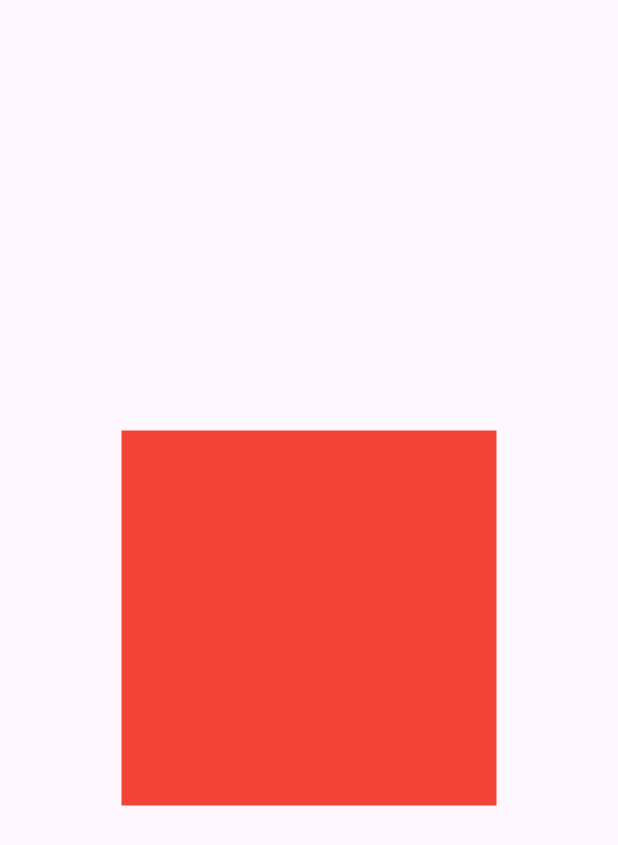
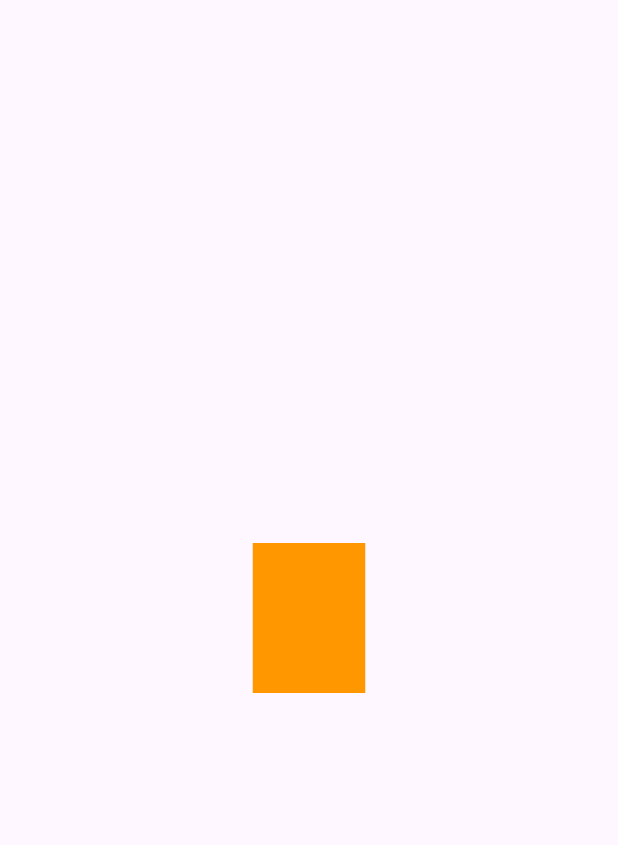
Before and after one commit to serhan2004/Flutter-Animations, a Flutter app: the screen it shows after launch, on a phone screen of 412 x 824 dp. Shown: the top 845 px of the screen. Run offline on Flutter 3.47's test engine with Material 3 defaults, Android fonts, the phone set to English and light mode, and no system bars.

Commit message:
Animated Default Textstyle ve Animated Container examples

```diff
--- /dev/null
+++ b/lib/AnimatedDefaultTextStyle_example.dart
@@ -0,0 +1,36 @@
+import 'package:flutter/material.dart';
+
+class HomePage extends StatefulWidget {
+  const HomePage({super.key});
+
+  @override
+  State<HomePage> createState() => _HomePageState();
+}
+
+class _HomePageState extends State<HomePage> {
+
+  TextStyle style1 = TextStyle(color: Colors.red,fontSize: 42);
+  TextStyle style2 = TextStyle(color: Colors.blue,fontSize: 32);
+
+  bool isSelected = false;
+
+  @override
+  Widget build(BuildContext context) {
+    return Scaffold(
+      body: Center(
+        child: GestureDetector(
+          onTap: () {
+            setState(() {
+              isSelected = !isSelected;
+            });
+          },
+          child: AnimatedDefaultTextStyle(
+            style: isSelected ? style1 : style2,
+            duration: Duration(seconds: 1),
+            child: Text("Deneme"),
+          ),
+        ),
+      ),
+    );
+  }
+}
--- /dev/null
+++ b/lib/animated_Container.dart
@@ -0,0 +1,36 @@
+import 'package:flutter/material.dart';
+
+
+
+
+class AnimatedContainerExample extends StatefulWidget {
+  const AnimatedContainerExample({super.key});
+
+  @override
+  State<AnimatedContainerExample> createState() => _AnimatedContainerExampleState();
+}
+
+class _AnimatedContainerExampleState extends State<AnimatedContainerExample> {
+
+  bool isSelected = false;
+
+  @override
+  Widget build(BuildContext context) {
+    return Center(
+      child: GestureDetector(
+        onTap: () {
+          setState(() {
+            isSelected = !isSelected;
+          });
+        },
+child: AnimatedContainer(duration: Durations.medium1 ,
+ height: isSelected? 200 :100,
+ width: isSelected ? 150:75,
+ color: isSelected? Colors.red: Colors.orange,
+ curve: Curves.fastOutSlowIn,
+ ),
+
+      ),
+    );
+  }
+}
--- a/lib/main.dart
+++ b/lib/main.dart
@@ -1,4 +1,5 @@
 import 'package:flutter/material.dart';
+import 'package:ogrenme/animated_Container.dart';
 import 'package:ogrenme/animated_swticher.dart';
 
 void main() => runApp(const MyApp());
@@ -8,6 +9,6 @@ class MyApp extends StatelessWidget {
 
   @override
   Widget build(BuildContext context) {
-    return MaterialApp(home: Scaffold(body: AnimatedSwticherPage()));
+    return MaterialApp(home: Scaffold(body:AnimatedContainerExample() ));
   }
 }
```
